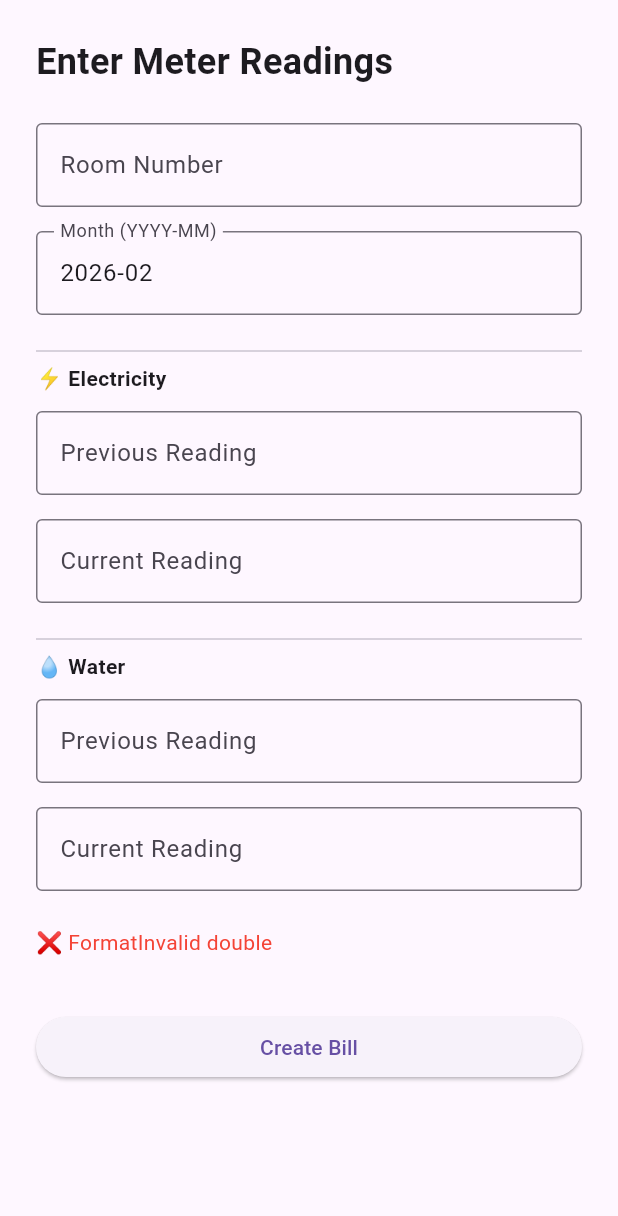
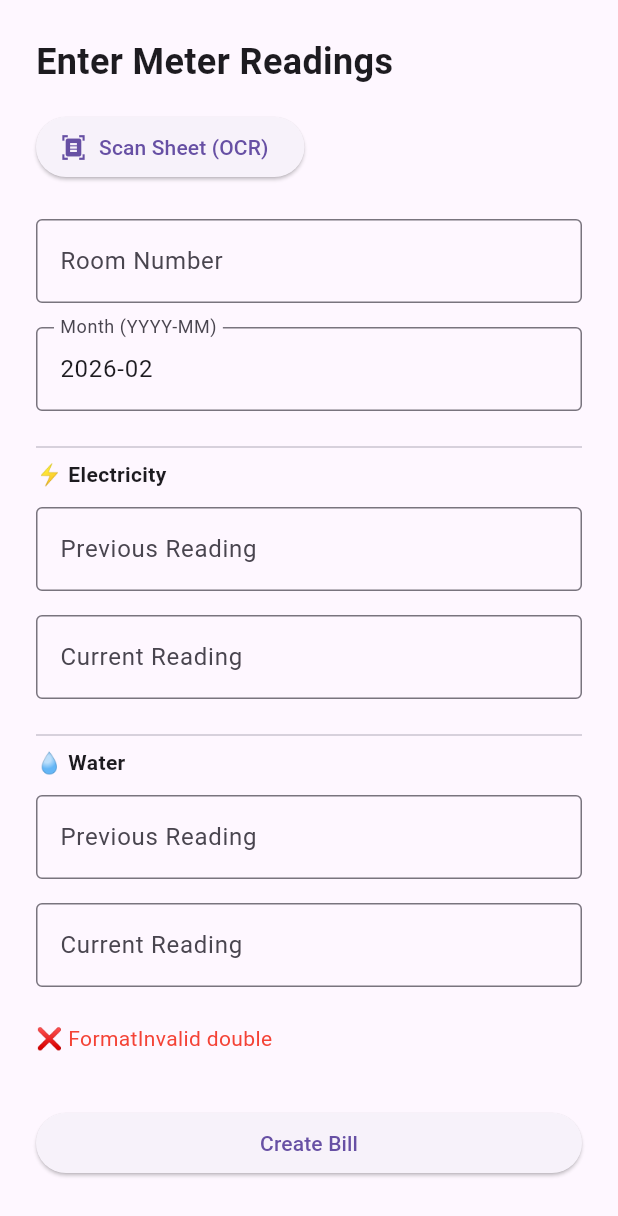
Before and after one commit to kaungmyatmincs/monotel-frontend, a Flutter app: the MeterInputPage widget shown alone on an empty page, opened directly with empty values, after a tap on "Create Bill", on a phone screen of 412 x 824 dp. Shown: the top 1216 px of the screen. Run offline on Flutter 3.47's test engine with Material 3 defaults, Android fonts, the phone set to English and light mode, and no system bars; our stand-ins replace image_picker; network calls fail.

Commit message:
feat: show electricity and water units in bill display

```diff
--- a/lib/main.dart
+++ b/lib/main.dart
@@ -1,5 +1,7 @@
 import 'package:flutter/material.dart';
 import 'services/api_service.dart';
+import 'package:image_picker/image_picker.dart';
+import 'package:flutter/foundation.dart';
 
 void main() {
   runApp(const MonotelApp());
@@ -486,9 +488,12 @@ class _TenantsPageState extends State<TenantsPage> {
                         ),
                         const SizedBox(height: 12),
                         _billRow("Rent", bill["rent"]),
-                        _billRow("Water", bill["water"]),
-                        _billRow("Electricity",
-                            bill["electricity"]),
+                        _billRow("Water", (bill["water_curr"] != null && bill["water_curr"] != 0)
+                            ? "${bill["water"]} (${(num.parse(bill["water_curr"].toString()) - num.parse(bill["water_prev"].toString())).toInt()} units)"
+                            : "${bill["water"]}"),
+                        _billRow("Electricity", (bill["elec_curr"] != null && bill["elec_curr"] != 0)
+                            ? "${bill["electricity"]} (${(num.parse(bill["elec_curr"].toString()) - num.parse(bill["elec_prev"].toString())).toInt()} units)"
+                            : "${bill["electricity"]}"),
                         const Divider(height: 24),
                         _billRow("Total", bill["total"],
                             isBold: true),
@@ -580,7 +585,6 @@ class _TenantsPageState extends State<TenantsPage> {
       ),
     );
   }
-
 }
 
 class MeterInputPage extends StatefulWidget {
@@ -600,7 +604,9 @@ class _MeterInputPageState extends State<MeterInputPage> {
   final waterCurrController = TextEditingController();
 
   bool loading = false;
+  bool scanning = false;
   String message = "";
+  List<Map<String, dynamic>> scannedRows = [];
 
   @override
   void initState() {
@@ -610,13 +616,74 @@ class _MeterInputPageState extends State<MeterInputPage> {
         "${now.year}-${now.month.toString().padLeft(2, '0')}";
   }
 
-  void _submit() async {
+  void _scanSheet() async {
+    final picker = ImagePicker();
+    final picked = await picker.pickImage(source: ImageSource.gallery, imageQuality: 100);
+    if (picked == null) return;
+
+    setState(() {
+      scanning = true;
+      message = "";
+      scannedRows = [];
+    });
+
+    try {
+      final bytes = await picked.readAsBytes();
+      final result = await ApiService.scanMeterSheet(
+          widget.token, bytes, picked.name);
+
+      final parsed = result["parsed"] as List<dynamic>;
+
+      setState(() {
+        scannedRows = parsed.map((e) => Map<String, dynamic>.from(e)).toList();
+        if (scannedRows.isNotEmpty) {
+          final first = scannedRows[0];
+          roomController.text = first["room_number"] ?? "";
+          monthController.text = first["month"] ?? monthController.text;
+          elecPrevController.text = first["elec_prev"]?.toString() ?? "";
+          elecCurrController.text = first["elec_curr"]?.toString() ?? "";
+          waterPrevController.text = first["water_prev"]?.toString() ?? "";
+          waterCurrController.text = first["water_curr"]?.toString() ?? "";
+          message = "✅ Scanned ${scannedRows.length} row(s). Review and confirm.";
+        }
+      });
+    } catch (e) {
+      setState(() {
+        message = "❌ Scan failed: ${e.toString()}";
+      });
+    } finally {
+      setState(() => scanning = false);
+    }
+  }
+
+  void _submitAll() async {
     setState(() {
       loading = true;
       message = "";
     });
 
     try {
+      if (scannedRows.isNotEmpty) {
+        // Submit all scanned rows
+        int created = 0;
+        for (final row in scannedRows) {
+          await ApiService.createBillFromMeters(
+            widget.token,
+            row["room_number"],
+            row["month"],
+            (row["elec_prev"] as num).toDouble(),
+            (row["elec_curr"] as num).toDouble(),
+            (row["water_prev"] as num).toDouble(),
+            (row["water_curr"] as num).toDouble(),
+          );
+          created++;
+        }
+        setState(() {
+          message = "✅ Created $created bills successfully!";
+          scannedRows = [];
+        });
+      } else {
+        // Manual single submit
         final result = await ApiService.createBillFromMeters(
           widget.token,
           roomController.text.trim(),
@@ -626,11 +693,11 @@ class _MeterInputPageState extends State<MeterInputPage> {
           double.parse(waterPrevController.text.trim()),
           double.parse(waterCurrController.text.trim()),
         );
-
         setState(() {
           message =
               "✅ Bill created! Total: ${result["amount"]} (Elec: ${result["electricity"]}, Water: ${result["water"]}, Rent: ${result["rent"]})";
         });
+      }
     } catch (e) {
       setState(() {
         message = "❌ ${e.toString().replaceAll('Exception: ', '')}";
@@ -640,13 +707,11 @@ class _MeterInputPageState extends State<MeterInputPage> {
     }
   }
 
-  Widget _field(String label, TextEditingController controller,
-      {bool readOnly = false}) {
+  Widget _field(String label, TextEditingController controller) {
     return Padding(
       padding: const EdgeInsets.only(bottom: 16),
       child: TextField(
         controller: controller,
-        readOnly: readOnly,
         keyboardType: TextInputType.number,
         decoration: InputDecoration(
           labelText: label,
@@ -667,7 +732,28 @@ class _MeterInputPageState extends State<MeterInputPage> {
             const Text("Enter Meter Readings",
                 style:
                     TextStyle(fontSize: 24, fontWeight: FontWeight.bold)),
+            const SizedBox(height: 16),
+            ElevatedButton.icon(
+              onPressed: scanning ? null : _scanSheet,
+              icon: const Icon(Icons.document_scanner),
+              label: scanning
+                  ? const Text("Scanning...")
+                  : const Text("Scan Sheet (OCR)"),
+            ),
             const SizedBox(height: 24),
+            if (scannedRows.length > 1) ...[
+              Text("${scannedRows.length} rooms scanned:",
+                  style: const TextStyle(fontWeight: FontWeight.bold)),
+              const SizedBox(height: 8),
+              ...scannedRows.map((row) => Card(
+                    child: ListTile(
+                      title: Text("Room ${row["room_number"]}"),
+                      subtitle: Text(
+                          "Elec: ${row["elec_prev"]}→${row["elec_curr"]}  Water: ${row["water_prev"]}→${row["water_curr"]}"),
+                    ),
+                  )),
+              const SizedBox(height: 16),
+            ] else ...[
               _field("Room Number", roomController),
               _field("Month (YYYY-MM)", monthController),
               const Divider(),
@@ -682,6 +768,7 @@ class _MeterInputPageState extends State<MeterInputPage> {
               const SizedBox(height: 12),
               _field("Previous Reading", waterPrevController),
               _field("Current Reading", waterCurrController),
+            ],
             const SizedBox(height: 8),
             if (message.isNotEmpty)
               Text(message,
@@ -693,10 +780,12 @@ class _MeterInputPageState extends State<MeterInputPage> {
             SizedBox(
               width: double.infinity,
               child: ElevatedButton(
-                onPressed: loading ? null : _submit,
+                onPressed: loading ? null : _submitAll,
                 child: loading
                     ? const CircularProgressIndicator()
-                    : const Text("Create Bill"),
+                    : Text(scannedRows.isNotEmpty
+                        ? "Confirm & Create All Bills"
+                        : "Create Bill"),
               ),
             ),
           ],
--- a/pubspec.yaml
+++ b/pubspec.yaml
@@ -35,6 +35,7 @@ dependencies:
   # Use with the CupertinoIcons class for iOS style icons.
   cupertino_icons: ^1.0.8
   http: ^1.6.0
+  image_picker: ^1.2.1
 
 dev_dependencies:
   flutter_test:
```
Also changed, not shown: lib/services/api_service.dart (+17 -0 lines), pubspec.lock, 5 other files. Lines whose indentation alone changed are shown as unchanged.
